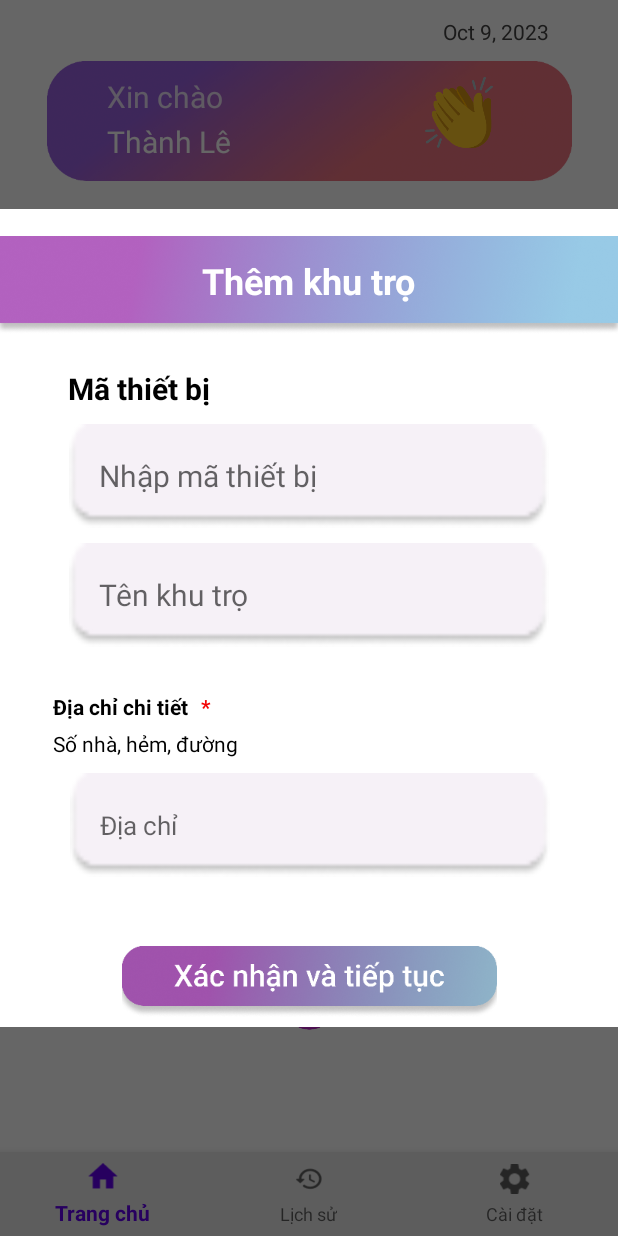
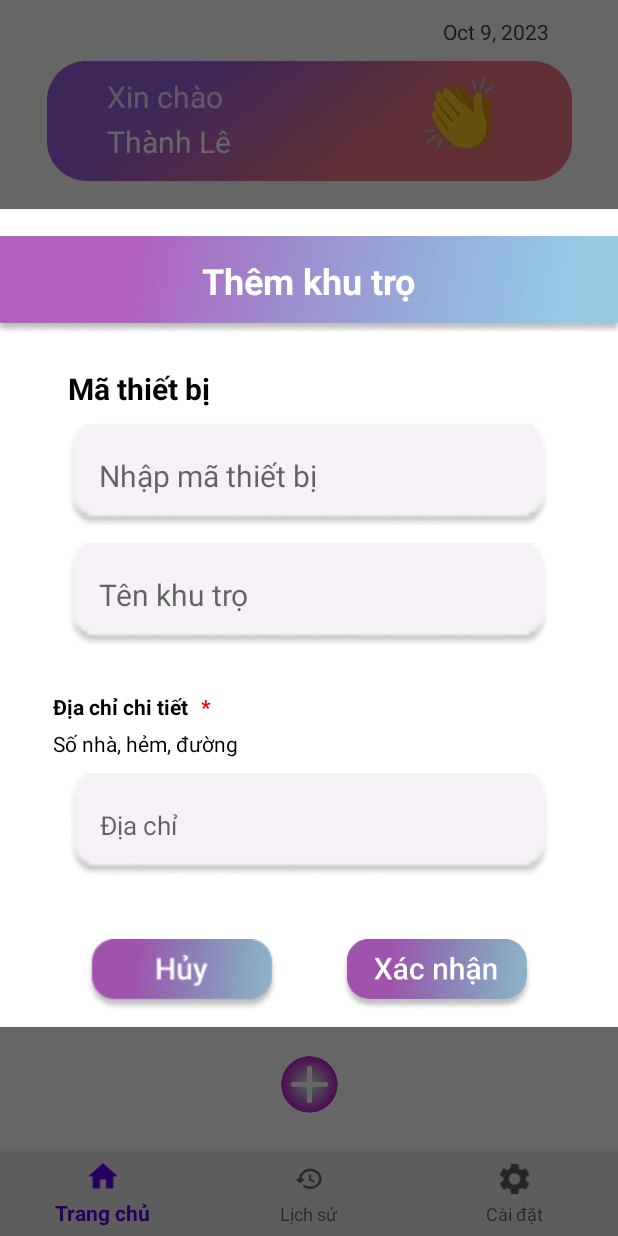
Before and after one commit to TheHiep10/DATN_final, an Android app: the fragmentHome screen opened directly, with no data from a screen before it, after a tap on an icon or button, on a phone screen of 412 x 824 dp. Run offline under Robolectric (Android 15) with nearby library versions, the phone set to English and light mode, and no system bars; our stand-ins replace Firebase (no records; nobody signed in at launch, a user with empty details on screens opened directly).

Commit message:
code Thanh

```diff
--- a/app/src/main/java/com/example/afinal/fragment_home/them_khu_tro_arr_adapter.java
+++ b/app/src/main/java/com/example/afinal/fragment_home/them_khu_tro_arr_adapter.java
@@ -17,7 +17,6 @@ import java.util.ArrayList;
 
 public class them_khu_tro_arr_adapter extends ArrayAdapter<them_khu_tro>
 {
-    private static final int resource = R.layout.layout_them_khu_tro;
     Fragment context;
     int id_layout;
     ArrayList<them_khu_tro> khu_tro_list;
--- a/app/src/main/res/drawable/custom_button_edit_profile.xml
+++ b/app/src/main/res/drawable/custom_button_edit_profile.xml
@@ -2,7 +2,7 @@
 <shape xmlns:android="http://schemas.android.com/apk/res/android"
     android:shape="rectangle">
 
-<!--    <solid android:color="@color/cool"/>-->
+    <solid android:color="@color/cool"/>
 
     <corners android:radius="100dp"/>
 
--- a/app/src/main/res/layout/dialog_add_khu_tro_layout.xml
+++ b/app/src/main/res/layout/dialog_add_khu_tro_layout.xml
@@ -127,15 +127,33 @@
         app:layout_constraintStart_toStartOf="parent"
         app:layout_constraintTop_toBottomOf="@+id/imageView3" />
 
-    <ImageButton
-        android:id="@+id/img_btn_xac_nhan_tt"
-        android:layout_width="250dp"
-        android:layout_height="60dp"
-        android:layout_marginTop="40dp"
-        android:background="@null"
+    <androidx.constraintlayout.widget.ConstraintLayout
+        android:layout_width="320dp"
+        android:layout_height="70dp"
+        android:layout_marginTop="30dp"
         app:layout_constraintEnd_toEndOf="parent"
         app:layout_constraintStart_toStartOf="parent"
-        app:layout_constraintTop_toBottomOf="@+id/edit_text_dia_chi"
-        app:srcCompat="@drawable/btn_xac_nhan_va_tiep_tuc" />
+        app:layout_constraintTop_toBottomOf="@+id/edit_text_dia_chi">
+
+        <ImageButton
+            android:id="@+id/img_btn_huy"
+            android:layout_width="150dp"
+            android:layout_height="60dp"
+            android:background="@null"
+            app:layout_constraintBottom_toBottomOf="parent"
+            app:layout_constraintStart_toStartOf="parent"
+            app:layout_constraintTop_toTopOf="parent"
+            app:srcCompat="@drawable/btn_huy_add" />
+
+        <ImageButton
+            android:id="@+id/img_btn_xac_nhan"
+            android:layout_width="150dp"
+            android:layout_height="60dp"
+            android:background="@null"
+            app:layout_constraintBottom_toBottomOf="parent"
+            app:layout_constraintEnd_toEndOf="parent"
+            app:layout_constraintTop_toTopOf="parent"
+            app:srcCompat="@drawable/btn_xac_nhan_add" />
+    </androidx.constraintlayout.widget.ConstraintLayout>
 
 </androidx.constraintlayout.widget.ConstraintLayout>
--- a/app/src/main/res/layout/dialog_layout.xml
+++ b/app/src/main/res/layout/dialog_layout.xml
@@ -87,7 +87,7 @@
             android:layout_marginRight="10dp"
             android:layout_weight="1"
             android:background="@drawable/dialog_btn_background"
-            android:text="Hủy thay đổi"
+            android:text="Hủy "
             android:textColor="#EFF5F5"
             android:textSize="18sp" />
 
@@ -98,7 +98,7 @@
             android:layout_marginLeft="10dp"
             android:layout_weight="1"
             android:background="@drawable/dialog_btn_background"
-            android:text="Xác nhận thay đổi"
+            android:text="Xác nhận "
             android:textColor="#EFF5F5"
             android:textSize="18sp" />
     </LinearLayout>
--- a/app/src/main/res/layout/fragment_home.xml
+++ b/app/src/main/res/layout/fragment_home.xml
@@ -191,11 +191,10 @@
         android:id="@+id/btn_add_khu_tro"
         android:layout_width="50dp"
         android:layout_height="50dp"
+        android:layout_marginBottom="20dp"
         android:background="@drawable/icon_btn_add"
         app:layout_constraintBottom_toBottomOf="parent"
         app:layout_constraintEnd_toEndOf="parent"
-        app:layout_constraintStart_toStartOf="parent"
-        app:layout_constraintTop_toBottomOf="@+id/lv_khu_tro"
-        app:layout_constraintVertical_bias="0.02" />
+        app:layout_constraintStart_toStartOf="parent" />
 
 </androidx.constraintlayout.widget.ConstraintLayout>
--- a/app/src/main/res/values/colors.xml
+++ b/app/src/main/res/values/colors.xml
@@ -27,6 +27,7 @@
     <color name="no">#00FF0000</color>
     <color name="trackActive">#A073FF</color>
     <color name="trackInactive">#D9D9D9</color>
+    <color name="cool">#D700C1</color>
 
 
     <color name="primary">#1B023B</color>
```
Also changed, not shown: app/src/main/java/com/example/afinal/fragment_home/fragmentHome.java (+14 -61 lines), app/src/main/java/com/example/afinal/fragment_home/lich_su_ra_vao.java (+51 -61 lines), app/src/main/java/com/example/afinal/fragment_home/lich_su_ra_vao_arr_adapter.java (+48 -24 lines), app/src/main/res/layout/fragment_setting.xml (+1 -11 lines), app/src/main/res/layout/layout_lich_su_truy_cap.xml (+9 -9 lines), app/src/main/res/drawable/btn_huy_add.png (added).
